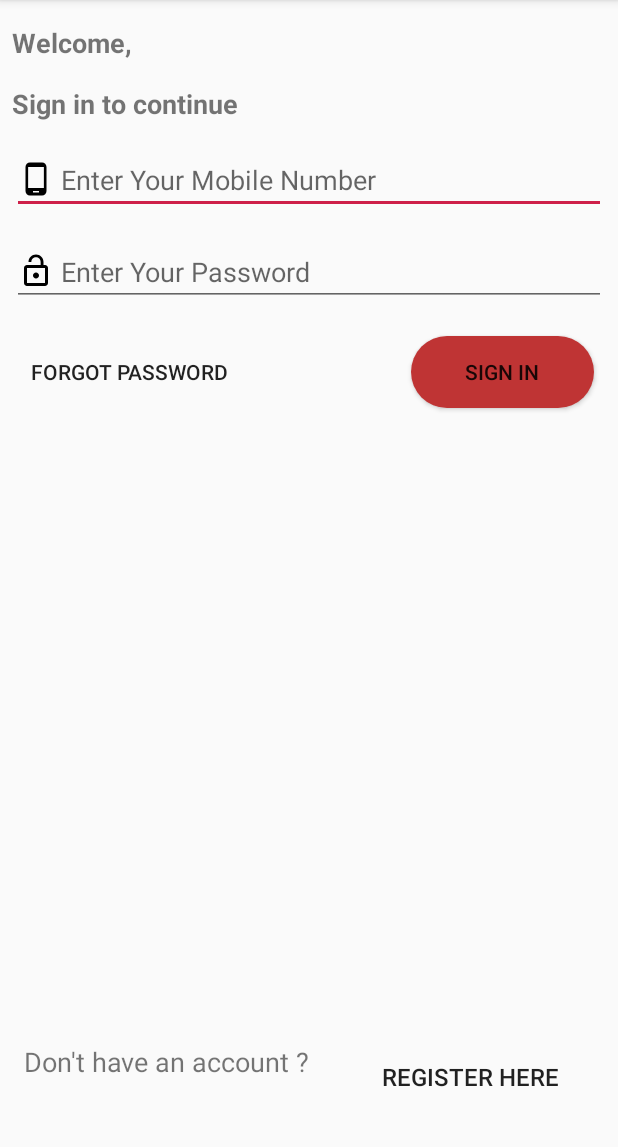
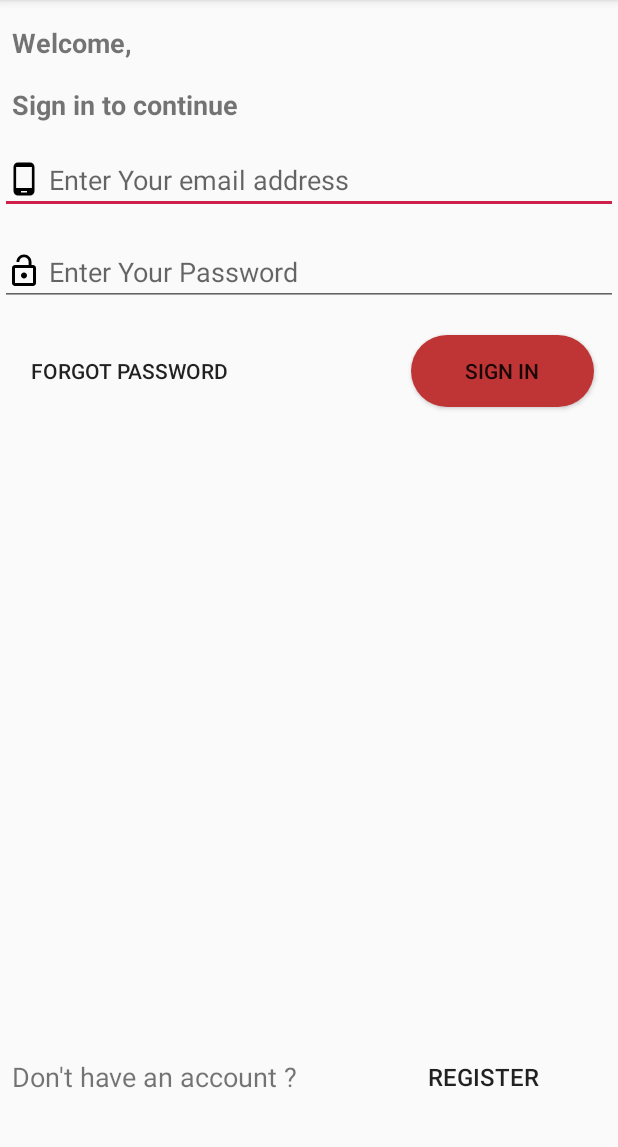
Before and after one commit to Aman-Lahariya/BloodDonationApp, an Android app: the screen it shows after launch (Login_Activity before the commit, LoginActivity after it), on a phone screen of 412 x 824 dp, the part 84-1231 px from its top. Run offline under Robolectric (Android 15) with nearby library versions, the light colour scheme and no system bars; our stand-ins replace Firebase (no records; nobody signed in at launch, a user with empty details on screens opened directly).

Commit message:
sign in corrected (forget password not working)

```diff
--- a/app/src/main/AndroidManifest.xml
+++ b/app/src/main/AndroidManifest.xml
@@ -25,7 +25,7 @@
         android:roundIcon="@mipmap/ic_launcher_blood_round"
         android:supportsRtl="true"
         android:theme="@style/AppTheme">
-        <activity android:name=".account_activity.Login_Activity" android:screenOrientation="portrait">
+        <activity android:name=".account_activity.LoginActivity" android:screenOrientation="portrait">
             <intent-filter>
                 <action android:name="android.intent.action.MAIN" />
 
--- a/app/src/main/java/com/example/amanlahariya/blooddonation/Settings.java
+++ b/app/src/main/java/com/example/amanlahariya/blooddonation/Settings.java
@@ -15,7 +15,7 @@ import android.widget.Toast;
 
 import com.example.amanlahariya.blooddonation.account_activity.ChangePassword;
 import com.example.amanlahariya.blooddonation.account_activity.ForgotPassword;
-import com.example.amanlahariya.blooddonation.account_activity.Login_Activity;
+import com.example.amanlahariya.blooddonation.account_activity.LoginActivity;
 
 public class Settings extends Fragment {
     /*private TextView changePass;*/
@@ -47,7 +47,7 @@ public class Settings extends Fragment {
         changePass.setOnClickListener(new View.OnClickListener() {
             @Override
             public void onClick(View view) {
-                Fragment fragment = new ChangePassword();
+                Fragment fragment = new Fragment();
                 FragmentManager fm = getFragmentManager();
                 FragmentTransaction ft = fm.beginTransaction();
                 ft.replace(R.id.content_main_placeholder,fragment);
@@ -76,7 +76,7 @@ public class Settings extends Fragment {
                                 Toast toast = Toast.makeText(getContext(),"Successfully Logged Out!",Toast.LENGTH_LONG);
                                 toast.show();
 
-                                Intent intent_login = new Intent(getActivity(),Login_Activity.class);
+                                Intent intent_login = new Intent(getActivity(),LoginActivity.class);
                                 startActivity(intent_login);
                             }
                         })
--- a/app/src/main/java/com/example/amanlahariya/blooddonation/account_activity/Login_Activity.java
+++ b/app/src/main/java/com/example/amanlahariya/blooddonation/account_activity/LoginActivity.java
@@ -21,7 +21,7 @@ import com.google.firebase.auth.FirebaseAuth;
 import com.google.firebase.auth.FirebaseUser;
 
 
-public class Login_Activity extends AppCompatActivity {
+public class LoginActivity extends AppCompatActivity {
 
     private EditText etMobileView;
     private EditText etPasswordView;
@@ -49,7 +49,7 @@ public class Login_Activity extends AppCompatActivity {
         register.setOnClickListener(new View.OnClickListener() {
             @Override
             public void onClick(View v) {
-                Intent intent_sign = new Intent(Login_Activity.this, com.example.amanlahariya.blooddonation.account_activity.SignupActivity.class);
+                Intent intent_sign = new Intent(LoginActivity.this, com.example.amanlahariya.blooddonation.account_activity.SignupActivity.class);
                 startActivity(intent_sign);
             }
         });
@@ -57,7 +57,7 @@ public class Login_Activity extends AppCompatActivity {
         forgot.setOnClickListener(new View.OnClickListener() {
             @Override
             public void onClick(View v) {
-                Intent intent_forgot = new Intent(Login_Activity.this,ForgotPassword.class);
+                Intent intent_forgot = new Intent(LoginActivity.this,ForgotPassword.class);
                 startActivity(intent_forgot);
             }
         });
@@ -97,12 +97,12 @@ public class Login_Activity extends AppCompatActivity {
                                 Log.d(TAG, "signInWithEmail:success");
                                 FirebaseUser user = mAuth.getCurrentUser();
                                 //updateUI(user);
-                                Intent intent_sign = new Intent(Login_Activity.this,MainActivity.class);
+                                Intent intent_sign = new Intent(LoginActivity.this,MainActivity.class);
                                 startActivity(intent_sign);
                             } else {
                                 // If sign in fails, display a message to the user.
                                 Log.w(TAG, "signInWithEmail:failure", task.getException());
-                                Toast.makeText(Login_Activity.this, "Authentication failed.",
+                                Toast.makeText(LoginActivity.this, "Authentication failed.",
                                         Toast.LENGTH_SHORT).show();
                                 //updateUI(null);
                             }
--- a/app/src/main/res/layout/activity_login.xml
+++ b/app/src/main/res/layout/activity_login.xml
@@ -4,21 +4,18 @@
     xmlns:tools="http://schemas.android.com/tools"
     android:layout_width="match_parent"
     android:layout_height="match_parent"
-    tools:context=".account_activity.Login_Activity"
+    tools:context=".account_activity.LoginActivity"
     tools:layout_editor_absoluteY="81dp">
 
     <TextView
         android:id="@+id/textView"
         android:layout_width="wrap_content"
         android:layout_height="wrap_content"
-        android:layout_marginEnd="8dp"
         android:layout_marginStart="8dp"
         android:layout_marginTop="16dp"
         android:text="Welcome,"
         android:textSize="18sp"
         android:textStyle="bold"
-        app:layout_constraintEnd_toEndOf="parent"
-        app:layout_constraintHorizontal_bias="0.0"
         app:layout_constraintStart_toStartOf="parent"
         app:layout_constraintTop_toTopOf="parent" />
 
@@ -26,46 +23,37 @@
         android:id="@+id/textView2"
         android:layout_width="wrap_content"
         android:layout_height="wrap_content"
-        android:layout_marginEnd="8dp"
+        android:layout_marginBottom="15dp"
         android:layout_marginStart="8dp"
-        android:layout_marginTop="16dp"
         android:text="Sign in to continue"
         android:textSize="18sp"
         android:textStyle="bold"
-        app:layout_constraintEnd_toEndOf="parent"
-        app:layout_constraintHorizontal_bias="0.0"
-        app:layout_constraintStart_toStartOf="parent"
-        app:layout_constraintTop_toBottomOf="@+id/textView" />
+        app:layout_constraintBottom_toTopOf="@+id/editText_Mobile"
+        app:layout_constraintStart_toStartOf="parent" />
 
     <EditText
         android:id="@+id/editText_Mobile"
-        android:layout_width="match_parent"
+        android:layout_width="0dp"
         android:layout_height="wrap_content"
-        android:layout_marginEnd="8dp"
-        android:layout_marginStart="8dp"
-        android:layout_marginTop="16dp"
+        android:layout_marginTop="97dp"
+        android:drawableStart="@drawable/ic_phone_android_black_24dp"
         android:ems="10"
-        android:hint="@string/prompt_mobile"
-        android:drawableStart="@drawable/ic_phone_android_black_24dp"
-        android:inputType="phone"
+        android:hint="@string/prompt_email1"
+        android:inputType="textEmailAddress"
         app:layout_constraintEnd_toEndOf="parent"
-        app:layout_constraintHorizontal_bias="0.0"
         app:layout_constraintStart_toStartOf="parent"
-        app:layout_constraintTop_toBottomOf="@+id/textView2" />
+        app:layout_constraintTop_toTopOf="parent" />
 
     <EditText
         android:id="@+id/editText_Password"
-        android:layout_width="match_parent"
+        android:layout_width="0dp"
         android:layout_height="wrap_content"
-        android:layout_marginEnd="8dp"
-        android:layout_marginStart="8dp"
         android:layout_marginTop="16dp"
         android:drawableStart="@drawable/ic_lock_open_black_24dp"
         android:ems="10"
         android:hint="@string/prompt_password"
         android:inputType="textPassword"
         app:layout_constraintEnd_toEndOf="parent"
-        app:layout_constraintHorizontal_bias="0.0"
         app:layout_constraintStart_toStartOf="parent"
         app:layout_constraintTop_toBottomOf="@+id/editText_Mobile" />
 
@@ -74,7 +62,7 @@
         android:layout_width="122dp"
         android:layout_height="wrap_content"
         android:layout_marginEnd="16dp"
-        android:layout_marginTop="20dp"
+        android:layout_marginTop="19dp"
         android:background="@drawable/round"
         android:text="Sign In"
         app:layout_constraintEnd_toEndOf="parent"
@@ -85,12 +73,9 @@
         style="@style/Widget.AppCompat.Button.Borderless"
         android:layout_width="wrap_content"
         android:layout_height="wrap_content"
-        android:layout_marginEnd="8dp"
         android:layout_marginStart="8dp"
-        android:layout_marginTop="20dp"
+        android:layout_marginTop="19dp"
         android:text="@string/forgot_password"
-        app:layout_constraintEnd_toStartOf="@+id/bt_Sing_In"
-        app:layout_constraintHorizontal_bias="0.0"
         app:layout_constraintStart_toStartOf="parent"
         app:layout_constraintTop_toBottomOf="@+id/editText_Password" />
 
@@ -98,31 +83,43 @@
         android:id="@+id/textView4"
         android:layout_width="wrap_content"
         android:layout_height="wrap_content"
-        android:layout_marginBottom="8dp"
-        android:layout_marginStart="16dp"
-        android:layout_marginTop="8dp"
+        android:layout_marginBottom="38dp"
+        android:layout_marginStart="8dp"
         android:text="Don't have an account ?"
         android:textSize="18sp"
         app:layout_constraintBottom_toBottomOf="parent"
-        app:layout_constraintStart_toStartOf="parent"
-        app:layout_constraintTop_toBottomOf="@+id/bt_Forgot_Password"
-        app:layout_constraintVertical_bias="0.912" />
+        app:layout_constraintStart_toStartOf="parent" />
 
     <Button
         android:id="@+id/bt_Register"
         style="@style/Widget.AppCompat.Button.Borderless"
-        android:layout_width="wrap_content"
-        android:layout_height="wrap_content"
-        android:layout_marginBottom="8dp"
-        android:layout_marginEnd="8dp"
-        android:layout_marginStart="16dp"
-        android:layout_marginTop="8dp"
+        android:layout_width="135dp"
+        android:layout_height="43dp"
+        android:layout_marginBottom="28dp"
+        android:layout_marginEnd="22dp"
         android:text="Register here"
         android:textSize="16sp"
         app:layout_constraintBottom_toBottomOf="parent"
-        app:layout_constraintEnd_toEndOf="parent"
-        app:layout_constraintStart_toEndOf="@+id/textView4"
-        app:layout_constraintTop_toBottomOf="@+id/bt_Sing_In"
-        app:layout_constraintVertical_bias="0.958" />
+        app:layout_constraintEnd_toEndOf="parent" />
+
+    <android.support.constraint.Guideline
+        android:id="@+id/guideline"
+        android:layout_width="wrap_content"
+        android:layout_height="wrap_content"
+        android:orientation="horizontal"
+        app:layout_constraintGuide_begin="20dp" />
+
+    <android.support.constraint.Barrier
+        android:id="@+id/barrier"
+        android:layout_width="wrap_content"
+        android:layout_height="wrap_content"
+        app:barrierDirection="top"
+        tools:layout_editor_absoluteY="511dp" />
+
+    <android.support.constraint.Barrier
+        android:id="@+id/barrier2"
+        android:layout_width="wrap_content"
+        android:layout_height="wrap_content"
+        app:barrierDirection="top" />
 
 </android.support.constraint.ConstraintLayout>
--- a/app/src/main/res/layout/activity_signup.xml
+++ b/app/src/main/res/layout/activity_signup.xml
@@ -30,7 +30,7 @@
             android:hint="@string/email"
             android:inputType="textEmailAddress"
             android:maxLines="1"
-            android:textColor="@android:color/white" />
+            android:textAppearance="@android:style/TextAppearance.DeviceDefault" />
 
         <EditText
             android:id="@+id/password"
@@ -42,7 +42,7 @@
             android:imeOptions="actionUnspecified"
             android:inputType="textPassword"
             android:maxLines="1"
-            android:textColor="@android:color/white" />
+            android:textAppearance="@android:style/TextAppearance.DeviceDefault" />
 
         <Button
             android:id="@+id/sign_up_button"
--- a/app/src/main/res/values/strings.xml
+++ b/app/src/main/res/values/strings.xml
@@ -147,7 +147,8 @@
     <string name="forgot_password"> Forgot Password </string>
 
     <!-- Strings related to login -->
-    <string name="prompt_mobile"> " Enter Your Mobile Number" </string>
+    <string name="prompt_email1"> " Enter Your email address" </string>
+    <string name="prompt_mobile"> " Enter Your mobile no." </string>
     <string name="prompt_register_mobile"> " Enter Your Registered Mobile Number" </string>
     <string name="prompt_password"> " Enter Your Password" </string>
     <string name="action_sign_in"> "Sign in or register" </string>
@@ -196,7 +197,7 @@
     <string name="hint_name">Fullname</string>
     <string name="btn_login">LOGIN</string>
     <string name="btn_link_to_register">Not a member? Get registered in Firebase now!</string>
-    <string name="btn_link_to_login">Already registered. Login Me!</string>
+    <string name="btn_link_to_login">Already registered. Login!</string>
     <string name="title_activity_reset_password">ResetPasswordActivity</string>
     <string name="btn_forgot_password">Forgot your password?</string>
     <string name="btn_reset_password">Reset Password</string>
```
Also changed, not shown: app/src/main/java/com/example/amanlahariya/blooddonation/account_activity/ChangePassword.java (+63 -19 lines).
